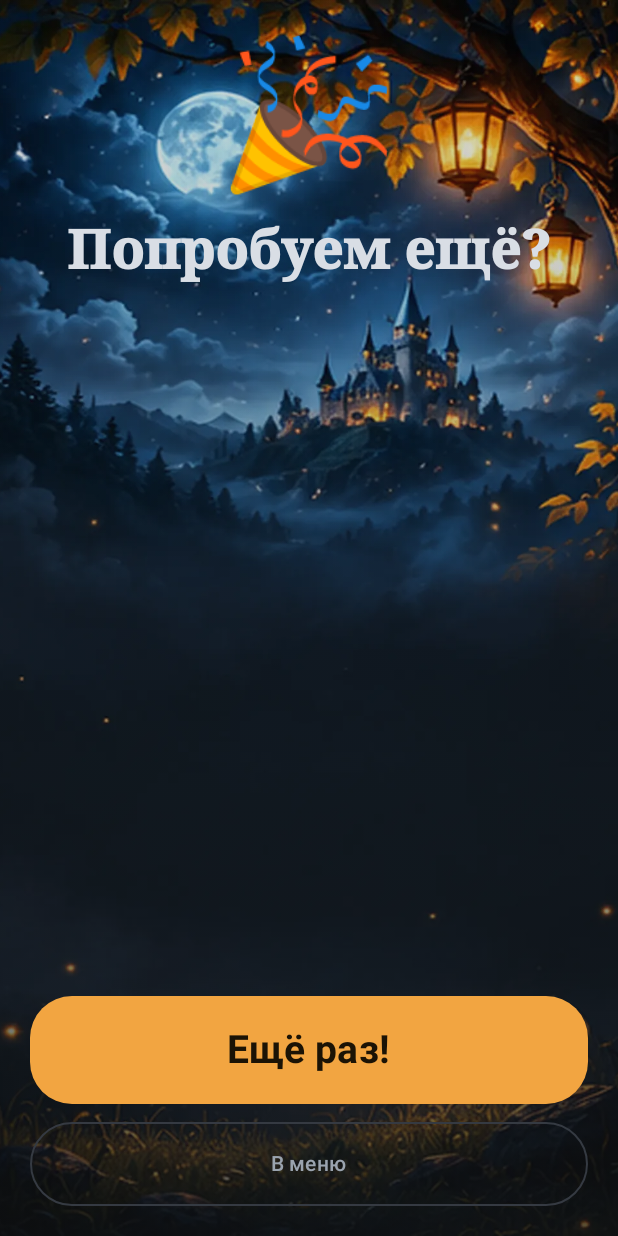
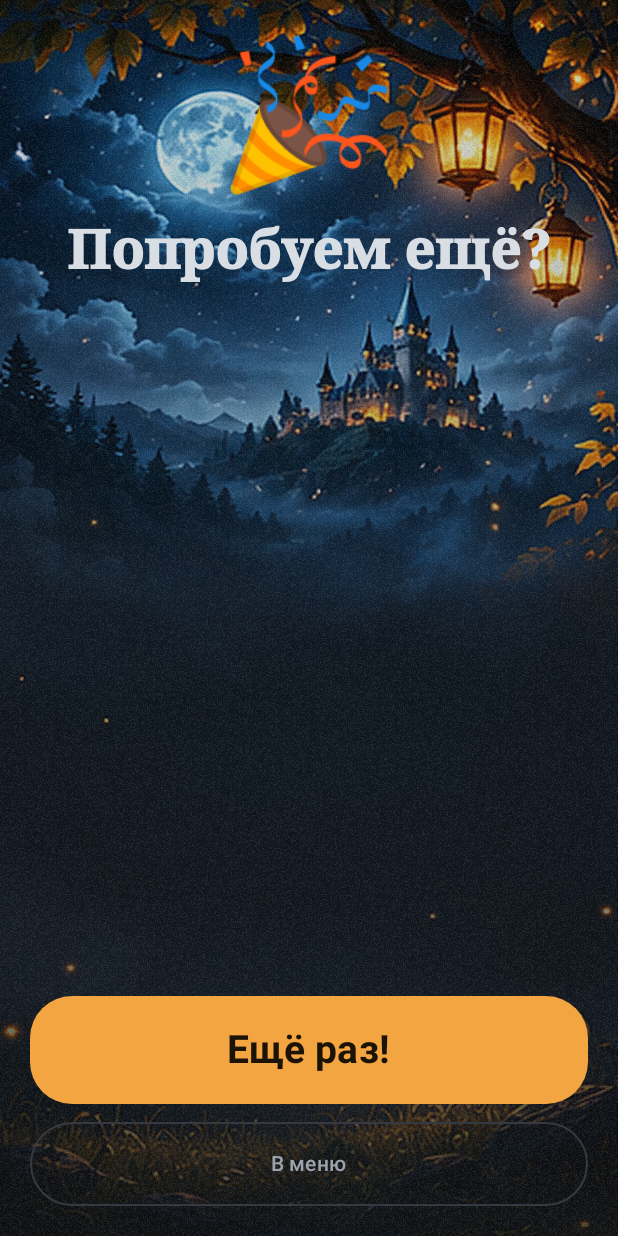
Before and after one commit to Limonella94/alias-game, an Android app built with Jetpack Compose: the KidsLittleScreen screen opened through its navigation route, after a tap on "Закончить", on a phone screen of 412 x 824 dp. Run offline under Robolectric (Android 15) with nearby library versions, the phone set to English and light mode, and no system bars; network calls fail.

Commit message:
Фоны чётче: резкость, качество, плёночное зерно; читаемые итоги раунда
- bg_game и bg_kids: повышена резкость и качество сжатия (исходники мягкие)
- поверх фонов — лёгкое зерно, прячет мыло; затемнение чуть сильнее
- строки итогов раунда — плотное стекло с оттенком, читаются поверх фонаря

Co-Authored-By: Claude Opus 5.5 <noreply@anthropic.com>
Claude-Session: https://claude.ai/code/session_01Nhf35Gj7RGi9BXK7JAVL2d

```diff
--- a/app/src/main/java/ru/limonella/alias/feature/game/GamePhases.kt
+++ b/app/src/main/java/ru/limonella/alias/feature/game/GamePhases.kt
@@ -41,6 +41,9 @@ import ru.limonella.alias.core.model.Word
 import ru.limonella.alias.ui.components.BigButton
 import ru.limonella.alias.ui.components.WordText
 import ru.limonella.alias.ui.theme.GameColors
+import ru.limonella.alias.ui.theme.GlassStrong
+import androidx.compose.foundation.BorderStroke
+import androidx.compose.ui.graphics.lerp
 import ru.limonella.alias.ui.components.GlassCard
 import ru.limonella.alias.ui.components.GlassButton
 
@@ -330,10 +333,12 @@ internal fun ReviewContent(
 private fun ResultRow(result: WordResult, rules: RuleSet, onClick: () -> Unit) {
     val guessed = result.outcome == Outcome.GUESSED
     val color = if (guessed) GameColors.Guessed else GameColors.Skipped
+    // Плотное стекло с оттенком результата — читается даже поверх яркого фонаря на фоне.
     Surface(
         onClick = onClick,
         shape = RoundedCornerShape(16.dp),
-        color = color.copy(alpha = 0.15f),
+        color = lerp(GlassStrong.copy(alpha = 1f), color, 0.16f).copy(alpha = 0.92f),
+        border = BorderStroke(1.dp, color.copy(alpha = 0.35f)),
         modifier = Modifier.fillMaxWidth(),
     ) {
         Row(
--- a/app/src/main/java/ru/limonella/alias/ui/components/Atmosphere.kt
+++ b/app/src/main/java/ru/limonella/alias/ui/components/Atmosphere.kt
@@ -10,6 +10,13 @@ import androidx.compose.foundation.layout.fillMaxSize
 import androidx.compose.foundation.shape.RoundedCornerShape
 import androidx.compose.material3.Surface
 import androidx.compose.runtime.Composable
+import androidx.compose.runtime.remember
+import androidx.compose.ui.graphics.ImageBitmap
+import androidx.compose.ui.graphics.ImageShader
+import androidx.compose.ui.graphics.ShaderBrush
+import androidx.compose.ui.graphics.TileMode
+import androidx.compose.ui.res.imageResource
+import ru.limonella.alias.R
 import androidx.compose.ui.Modifier
 import androidx.compose.ui.graphics.Brush
 import androidx.compose.ui.graphics.Color
@@ -31,9 +38,14 @@ import ru.limonella.alias.ui.theme.Graphite
 fun ScreenBackground(
     @DrawableRes image: Int,
     modifier: Modifier = Modifier,
-    scrim: Float = 0.45f,
+    scrim: Float = 0.5f,
+    grain: Boolean = true,
     content: @Composable BoxScope.() -> Unit,
 ) {
+    val grainImage = ImageBitmap.imageResource(R.drawable.grain)
+    val grainBrush = remember(grainImage) {
+        ShaderBrush(ImageShader(grainImage, TileMode.Repeated, TileMode.Repeated))
+    }
     Box(
         modifier
             .fillMaxSize()
@@ -56,6 +68,14 @@ fun ScreenBackground(
                     ),
                 ),
         )
+        // Лёгкое «плёночное зерно»: прячет мягкость картинок и добавляет фактуры.
+        if (grain) {
+            Box(
+                Modifier
+                    .fillMaxSize()
+                    .background(grainBrush),
+            )
+        }
         content()
     }
 }
```
Also changed, not shown: app/src/main/res/drawable-nodpi/bg_game.webp, app/src/main/res/drawable-nodpi/bg_kids.webp, app/src/main/res/drawable-nodpi/grain.png (added).
